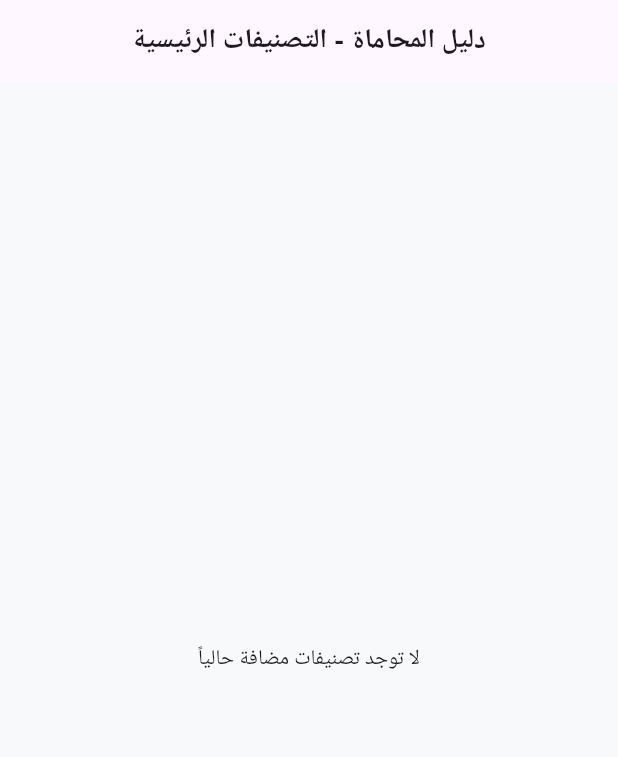
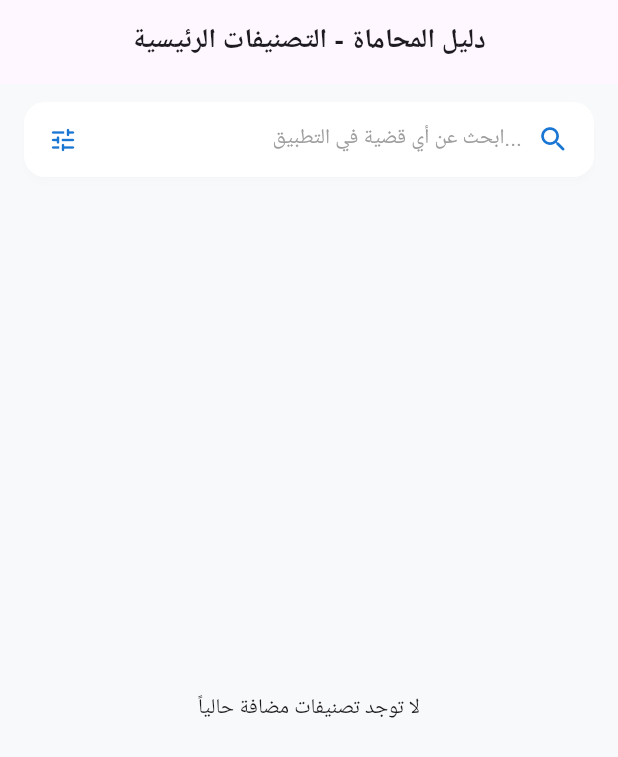
Before and after one commit to hebismail-sketch/learn_law, a Flutter app: the screen it shows after launch, on a phone screen of 412 x 824 dp. Shown: the top 757 px of the screen. Run offline on Flutter 3.47's test engine with Material 3 defaults, Android fonts, the phone set to English and light mode, and no system bars; our stand-ins replace flutter_bloc, get_it, supabase_flutter; accounts and stored records are empty.

Commit message:
feat(search): add global search functionality and configure android internet permissions

```diff
--- a/lib/features/legal_cases/presentation/screens/categories_screen.dart
+++ b/lib/features/legal_cases/presentation/screens/categories_screen.dart
@@ -8,6 +8,7 @@ import '../bloc/legal_state.dart';
 import 'subcategories_screen.dart';
 import 'admin_hub_screen.dart';
 import 'admin_login_screen.dart';
+import 'global_search_screen.dart';
 
 class CategoriesScreen extends StatefulWidget {
   const CategoriesScreen({super.key});
@@ -91,7 +92,51 @@ class _CategoriesScreenState extends State<CategoriesScreen> {
         centerTitle: true,
         elevation: 0,
       ),
-      body: BlocBuilder<LegalCubit, LegalState>(
+      body: Column(
+        children: [
+          // Global Search Bar Trigger
+          Padding(
+            padding: const EdgeInsets.fromLTRB(16.0, 12.0, 16.0, 4.0),
+            child: Material(
+              color: Colors.white,
+              borderRadius: BorderRadius.circular(14.0),
+              elevation: 2,
+              shadowColor: Colors.black.withOpacity(0.06),
+              child: InkWell(
+                borderRadius: BorderRadius.circular(14.0),
+                onTap: () {
+                  Navigator.push(
+                    context,
+                    MaterialPageRoute(
+                      builder: (_) => const GlobalSearchScreen(),
+                    ),
+                  );
+                },
+                child: Padding(
+                  padding: const EdgeInsets.symmetric(horizontal: 16.0, vertical: 14.0),
+                  child: Row(
+                    children: [
+                      Icon(Icons.tune_rounded, size: 20, color: Colors.blue.shade700),
+                      const Spacer(),
+                      Text(
+                        'ابحث عن أي قضية في التطبيق...',
+                        style: TextStyle(
+                          color: Colors.grey.shade500,
+                          fontSize: 14.0,
+                        ),
+                      ),
+                      const SizedBox(width: 10),
+                      Icon(Icons.search_rounded, color: Colors.blue.shade700, size: 22),
+                    ],
+                  ),
+                ),
+              ),
+            ),
+          ),
+
+          // Categories List
+          Expanded(
+            child: BlocBuilder<LegalCubit, LegalState>(
               builder: (context, state) {
                 if (state is LegalLoading) {
                   return const Center(child: CircularProgressIndicator());
@@ -101,7 +146,7 @@ class _CategoriesScreenState extends State<CategoriesScreen> {
                     return const Center(child: Text('لا توجد تصنيفات مضافة حالياً'));
                   }
                   return ListView.builder(
-              padding: const EdgeInsets.symmetric(horizontal: 16.0, vertical: 20.0),
+                    padding: const EdgeInsets.symmetric(horizontal: 16.0, vertical: 16.0),
                     itemCount: categories.length,
                     itemBuilder: (context, index) {
                       final category = categories[index];
@@ -167,6 +212,9 @@ class _CategoriesScreenState extends State<CategoriesScreen> {
                 return const SizedBox.shrink();
               },
             ),
+          ),
+        ],
+      ),
     );
   }
 }
```
Also changed, not shown: lib/features/legal_cases/presentation/screens/global_search_screen.dart (added, +242 -0 lines), 1 other file. Lines whose indentation alone changed are shown as unchanged.
